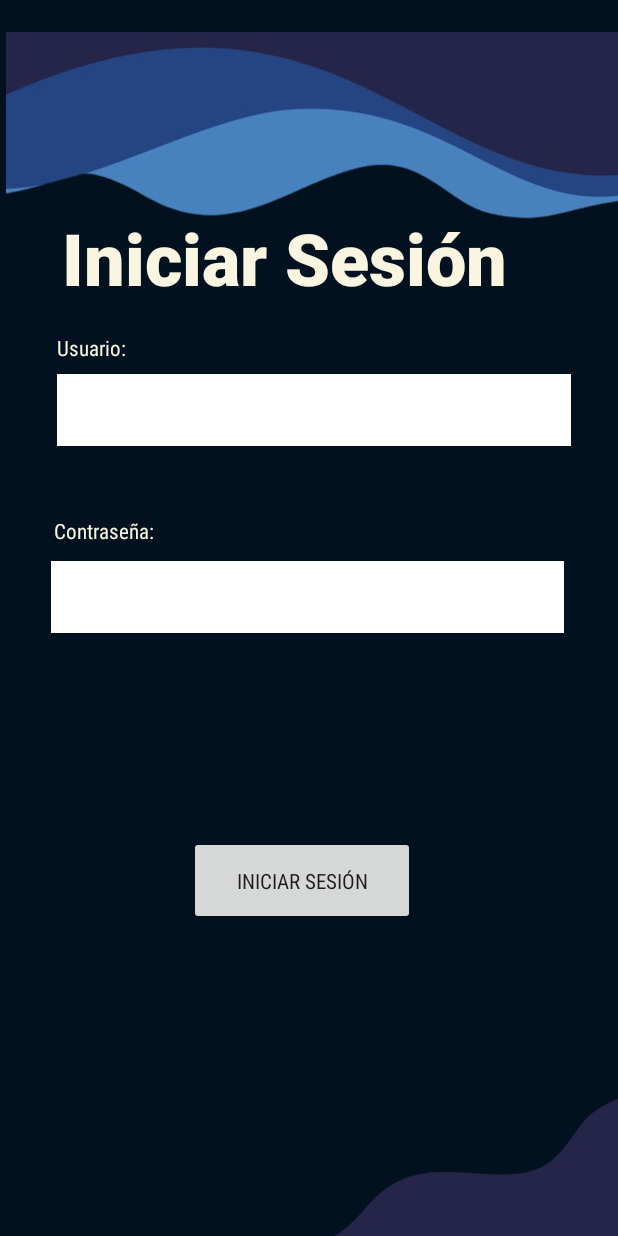
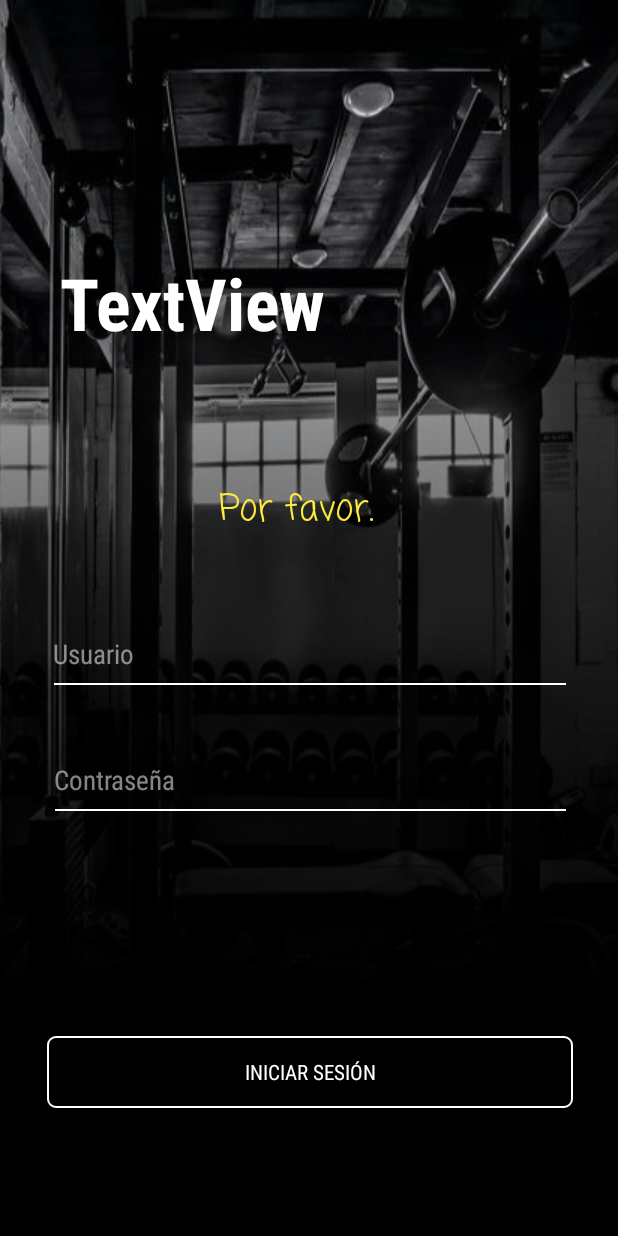
Before and after one commit to Edubedo/hmbmodel, an Android app: the screen it shows after launch (MainActivity), on a phone screen of 412 x 824 dp. Run offline under Robolectric (Android 15) with nearby library versions, the phone set to English and light mode, and no system bars.

Commit message:
nuevo login

```diff
--- /dev/null
+++ b/app/src/main/res/drawable/background.xml
@@ -0,0 +1,10 @@
+<?xml version="1.0" encoding="utf-8"?>
+<layer-list xmlns:android="http://schemas.android.com/apk/res/android">
+    <item android:drawable="@drawable/blackgradient"/> <!-- Your gradient drawable -->
+    <item>
+        <bitmap
+            android:src="@drawable/loginbackground"
+            android:gravity="top|bottom|clip_vertical"
+            />
+    </item>
+</layer-list>
--- /dev/null
+++ b/app/src/main/res/drawable/blackgradient.xml
@@ -0,0 +1,14 @@
+<shape xmlns:android="http://schemas.android.com/apk/res/android">
+    <gradient
+        android:type="linear"
+        android:startColor="#000000"
+        android:centerColor="#000000"
+        android:endColor="#00ffffff"
+        android:centerX="0.2"
+        android:centerY="0"
+        android:startX="0"
+        android:startY="0"
+        android:endX="1"
+        android:endY="0"
+        android:angle="90"/>
+</shape>
--- a/app/src/main/res/drawable/boton_salir.xml
+++ b/app/src/main/res/drawable/boton_salir.xml
@@ -1,6 +1,6 @@
 <?xml version="1.0" encoding="utf-8"?>
 <shape xmlns:android="http://schemas.android.com/apk/res/android">
-    <gradient android:startColor="@color/gray" android:centerColor="@color/gray" android:endColor="@color/black"/>
-    <corners android:radius="50dp"/>
-    <stroke android:width="5dp"/>
+    <solid android:color="@android:color/transparent"/>
+    <corners android:radius="5dp"/>
+    <stroke android:width="1dp" android:color="@color/white"/>
 </shape>
--- /dev/null
+++ b/app/src/main/res/drawable/edittextstyle.xml
@@ -0,0 +1,17 @@
+<?xml version="1.0" encoding="utf-8"?>
+<layer-list xmlns:android="http://schemas.android.com/apk/res/android">
+    <item>
+        <!-- Background color of the view -->
+        <shape android:shape="rectangle">
+            <solid android:color="@android:color/transparent" />
+        </shape>
+    </item>
+    <item android:top="40dp">
+        <!-- Line at the bottom -->
+        <shape android:shape="line">
+            <stroke
+                android:width="1dp"
+                android:color="@android:color/white" /> <!-- Change the color as needed -->
+        </shape>
+    </item>
+</layer-list>
--- a/app/src/main/res/layout/activity_main.xml
+++ b/app/src/main/res/layout/activity_main.xml
@@ -4,24 +4,15 @@
     xmlns:tools="http://schemas.android.com/tools"
     android:layout_width="match_parent"
     android:layout_height="match_parent"
-    android:background="#011120"
+    android:background="@drawable/background"
     tools:context=".MainActivity"
     tools:ignore="ExtraText">
 
     <ImageView
-        android:id="@+id/imageView2"
-        android:layout_width="407dp"
-        android:layout_height="411dp"
-        android:layout_alignParentStart="true"
-        android:layout_alignParentTop="true"
-        android:layout_alignParentEnd="true"
-        android:layout_alignParentBottom="true"
-        android:layout_marginStart="4dp"
-        android:layout_marginTop="-123dp"
-        android:layout_marginEnd="-1dp"
-        android:layout_marginBottom="442dp"
-        android:rotation="180"
-        app:srcCompat="@drawable/olasbg" />
+        android:id="@+id/imageView4"
+        android:layout_width="match_parent"
+        android:layout_height="match_parent"
+        app:srcCompat="@drawable/blackgradient" />
 
     <EditText
         android:id="@+id/editTextPassword"
@@ -30,29 +21,18 @@
         android:layout_alignParentStart="true"
         android:layout_alignParentTop="true"
         android:layout_alignParentEnd="true"
-        android:layout_marginStart="34dp"
-        android:layout_marginTop="374dp"
-        android:layout_marginEnd="36dp"
+        android:layout_marginStart="36dp"
+        android:layout_marginTop="496dp"
+        android:layout_marginEnd="34dp"
         android:autofillHints=""
-        android:background="#FFFFFF"
+        android:background="@drawable/edittextstyle"
         android:ems="10"
+        android:fontFamily="sans-serif-condensed"
+        android:hint="Contraseña"
         android:inputType="text"
         android:minHeight="48dp"
+        android:textColorHint="#85FFFFFF"
         tools:ignore="TextFields,SpeakableTextPresentCheck" />
-
-    <TextView
-        android:id="@+id/textView6"
-        android:layout_width="wrap_content"
-        android:layout_height="wrap_content"
-        android:layout_alignParentStart="true"
-        android:layout_alignParentTop="true"
-        android:layout_marginStart="41dp"
-        android:layout_marginTop="139dp"
-        android:fontFamily="sans-serif-black"
-        android:freezesText="false"
-        android:text="Iniciar Sesión"
-        android:textColor="#FAF5E1"
-        android:textSize="48sp" />
 
     <EditText
         android:id="@+id/editTextUsername"
@@ -61,14 +41,33 @@
         android:layout_alignParentStart="true"
         android:layout_alignParentTop="true"
         android:layout_alignParentEnd="true"
-        android:layout_marginStart="38dp"
-        android:layout_marginTop="249dp"
-        android:layout_marginEnd="31dp"
-        android:background="@color/white"
+        android:layout_marginStart="35dp"
+        android:layout_marginTop="412dp"
+        android:layout_marginEnd="34dp"
+        android:background="@drawable/edittextstyle"
         android:ems="10"
+        android:fontFamily="sans-serif-condensed"
+        android:hint="Usuario"
         android:inputType="text"
         android:minHeight="48dp"
+        android:textColorHighlight="#FFFFFF"
+        android:textColorHint="#85FFFFFF"
         tools:ignore="SpeakableTextPresentCheck" />
+
+    <Button
+        android:id="@+id/btnLogin"
+        android:layout_width="350dp"
+        android:layout_height="wrap_content"
+        android:layout_alignParentStart="true"
+        android:layout_alignParentEnd="true"
+        android:layout_alignParentBottom="true"
+        android:layout_marginStart="31dp"
+        android:layout_marginEnd="30dp"
+        android:layout_marginBottom="85dp"
+        android:background="@drawable/boton_salir"
+        android:fontFamily="sans-serif-condensed"
+        android:text="Iniciar Sesión"
+        android:textColor="@android:color/white" />
 
     <TextView
         android:id="@+id/textView3"
@@ -76,49 +75,29 @@
         android:layout_height="wrap_content"
         android:layout_alignParentStart="true"
         android:layout_alignParentTop="true"
-        android:layout_marginStart="38dp"
-        android:layout_marginTop="222dp"
+        android:layout_marginStart="40dp"
+        android:layout_marginTop="169dp"
         android:fontFamily="sans-serif-condensed"
-        android:text="Usuario:"
-        android:textColor="#FAF5E1" />
+        android:shadowColor="#00FFFFFF"
+        android:text="TextView"
+        android:textColor="#FFFFFF"
+        android:textColorHighlight="#00FF0000"
+        android:textSize="48sp"
+        android:textStyle="bold"
+        tools:text="Chupame el Pene" />
 
     <TextView
         android:id="@+id/textView4"
         android:layout_width="wrap_content"
         android:layout_height="wrap_content"
-        android:layout_alignParentStart="true"
-        android:layout_alignParentTop="true"
-        android:layout_marginStart="36dp"
-        android:layout_marginTop="344dp"
-        android:fontFamily="sans-serif-condensed"
-        android:text="Contraseña:"
-        android:textColor="#FAF5E1" />
-
-    <Button
-        android:id="@+id/btnLogin"
-        android:layout_width="150dp"
-        android:layout_height="59dp"
-        android:layout_alignParentStart="true"
         android:layout_alignParentEnd="true"
         android:layout_alignParentBottom="true"
-        android:layout_marginStart="126dp"
-        android:layout_marginEnd="135dp"
-        android:layout_marginBottom="207dp"
-        android:fontFamily="sans-serif-condensed"
-        android:text="Iniciar Sesión" />
-
-    <ImageView
-        android:id="@+id/imageView6"
-        android:layout_width="wrap_content"
-        android:layout_height="156dp"
-        android:layout_alignParentEnd="true"
-        android:layout_alignParentBottom="true"
-        android:layout_marginEnd="-229dp"
-        android:layout_marginBottom="-32dp"
-        android:rotation="20"
-        android:rotationY="180"
-        app:srcCompat="@drawable/olasbg"
-        app:tint="#252549" />
+        android:layout_marginEnd="162dp"
+        android:layout_marginBottom="465dp"
+        android:fontFamily="casual"
+        android:text="Por favor."
+        android:textColor="#FFEB3B"
+        android:textSize="24sp" />
 
     a
 
```
Also changed, not shown: app/src/main/res/drawable/eablobo.png (added), app/src/main/res/drawable/loginbackground.jpg (added).
